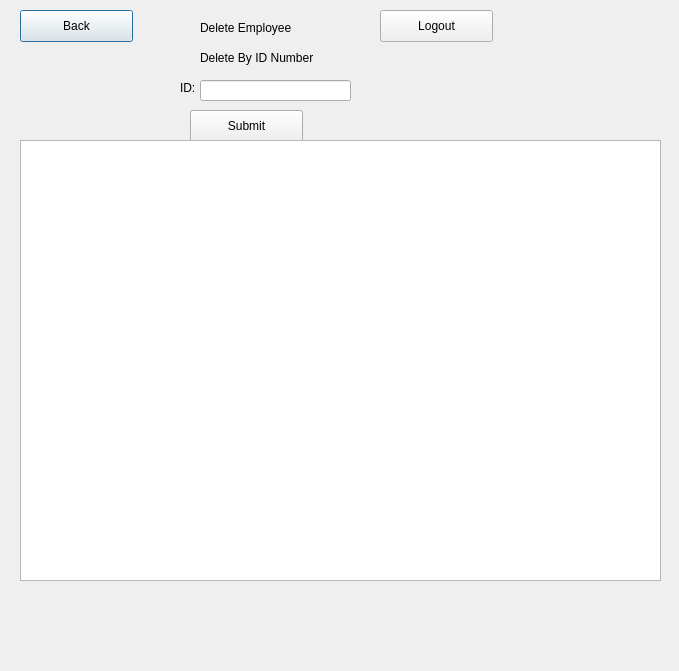
Qt form QtGui/deleteemployee.ui (Tligtvoet/goat-bulk) before a commit.
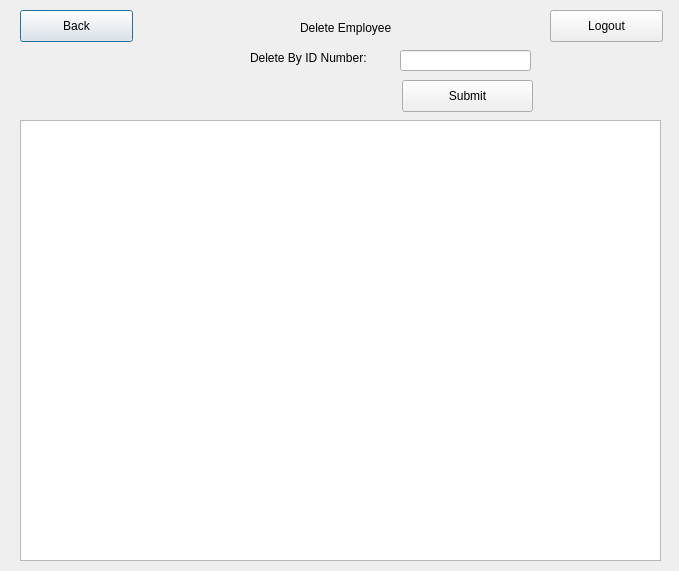
The same form after that commit.

Diff of the .ui file:
```diff
--- a/QtGui/deleteemployee.ui
+++ b/QtGui/deleteemployee.ui
@@ -7,7 +7,7 @@
     <x>0</x>
     <y>0</y>
     <width>679</width>
-    <height>671</height>
+    <height>571</height>
    </rect>
   </property>
   <property name="windowTitle">
@@ -29,7 +29,7 @@
   <widget class="QLabel" name="label">
    <property name="geometry">
     <rect>
-     <x>200</x>
+     <x>300</x>
      <y>20</y>
      <width>101</width>
      <height>16</height>
@@ -42,7 +42,7 @@
   <widget class="QPushButton" name="pushButton_2">
    <property name="geometry">
     <rect>
-     <x>380</x>
+     <x>550</x>
      <y>10</y>
      <width>113</width>
      <height>32</height>
@@ -55,35 +55,22 @@
   <widget class="QLabel" name="label_2">
    <property name="geometry">
     <rect>
-     <x>200</x>
+     <x>250</x>
      <y>50</y>
      <width>141</width>
      <height>16</height>
     </rect>
    </property>
    <property name="text">
-    <string>Delete By ID Number</string>
-   </property>
-  </widget>
-  <widget class="QLabel" name="label_3">
-   <property name="geometry">
-    <rect>
-     <x>180</x>
-     <y>80</y>
-     <width>60</width>
-     <height>16</height>
-    </rect>
-   </property>
-   <property name="text">
-    <string>ID: </string>
+    <string>Delete By ID Number:</string>
    </property>
   </widget>
   <widget class="QLineEdit" name="lineEdit_id">
    <property name="geometry">
     <rect>
-     <x>200</x>
-     <y>80</y>
-     <width>151</width>
+     <x>400</x>
+     <y>50</y>
+     <width>131</width>
      <height>21</height>
     </rect>
    </property>
@@ -91,9 +78,9 @@
   <widget class="QPushButton" name="pushButton_3">
    <property name="geometry">
     <rect>
-     <x>190</x>
-     <y>110</y>
-     <width>113</width>
+     <x>402</x>
+     <y>80</y>
+     <width>131</width>
      <height>32</height>
     </rect>
    </property>
@@ -105,7 +92,7 @@
    <property name="geometry">
     <rect>
      <x>20</x>
-     <y>140</y>
+     <y>120</y>
      <width>641</width>
      <height>441</height>
     </rect>
```
